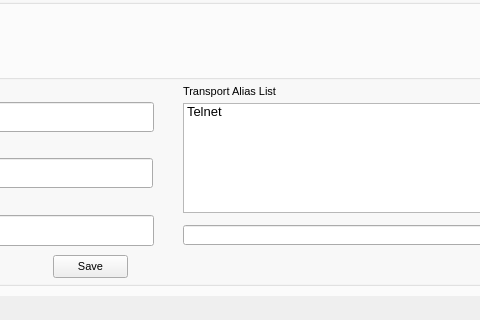
Qt form moderator.ui (BobSegrest/eHaW) before a commit; both pictures show x 499 to 979 and y 380 to 700 of the 1300 by 700 pixel window.
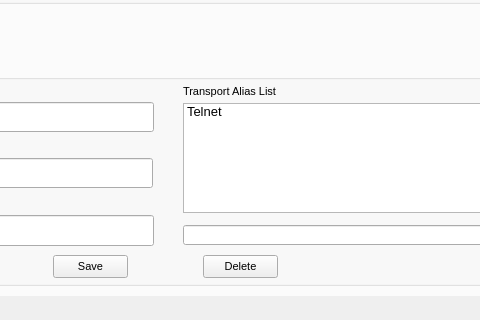
The same form after that commit. The open tabs and pages were chosen to show the change. Icons and pictures are not drawn.

Patch:
```diff
--- a/moderator.ui
+++ b/moderator.ui
@@ -722,6 +722,24 @@
         <string>Add</string>
        </property>
       </widget>
+      <widget class="QPushButton" name="pb_DeleteTransport">
+       <property name="geometry">
+        <rect>
+         <x>690</x>
+         <y>200</y>
+         <width>75</width>
+         <height>23</height>
+        </rect>
+       </property>
+       <property name="font">
+        <font>
+         <pointsize>8</pointsize>
+        </font>
+       </property>
+       <property name="text">
+        <string>Delete</string>
+       </property>
+      </widget>
      </widget>
      <widget class="QGroupBox" name="gb_EventConfig">
       <property name="geometry">
```
